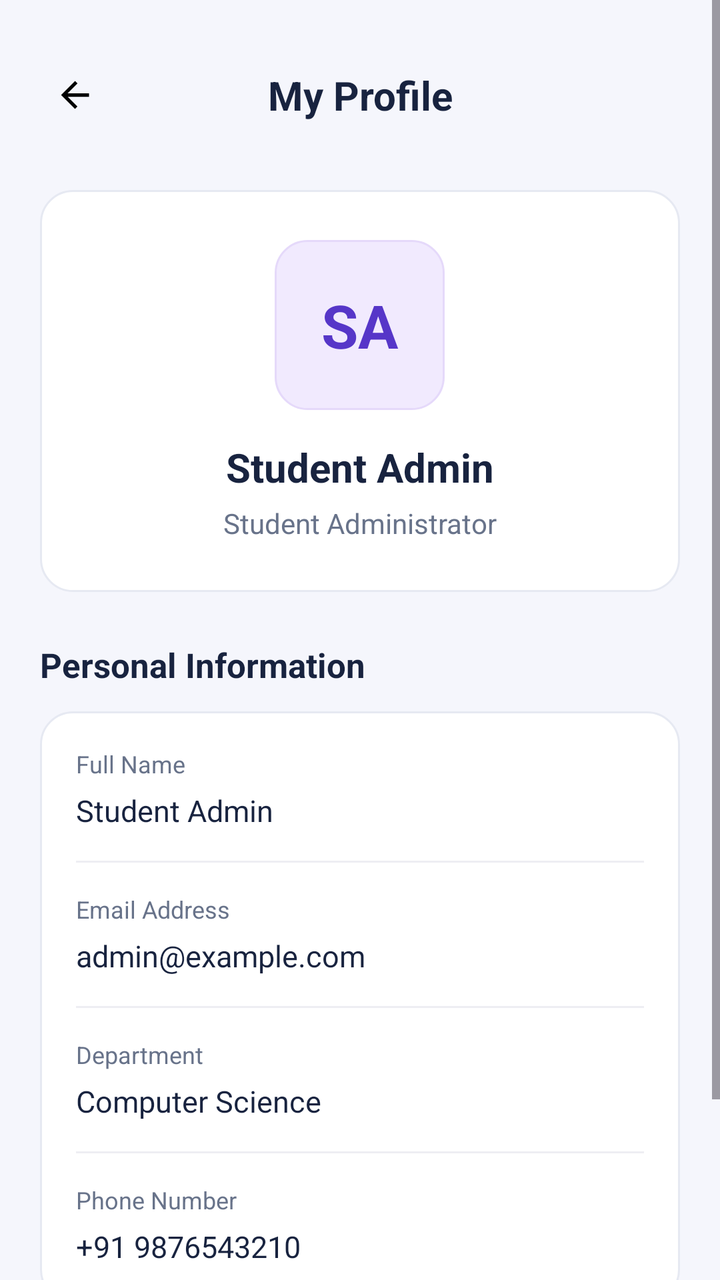
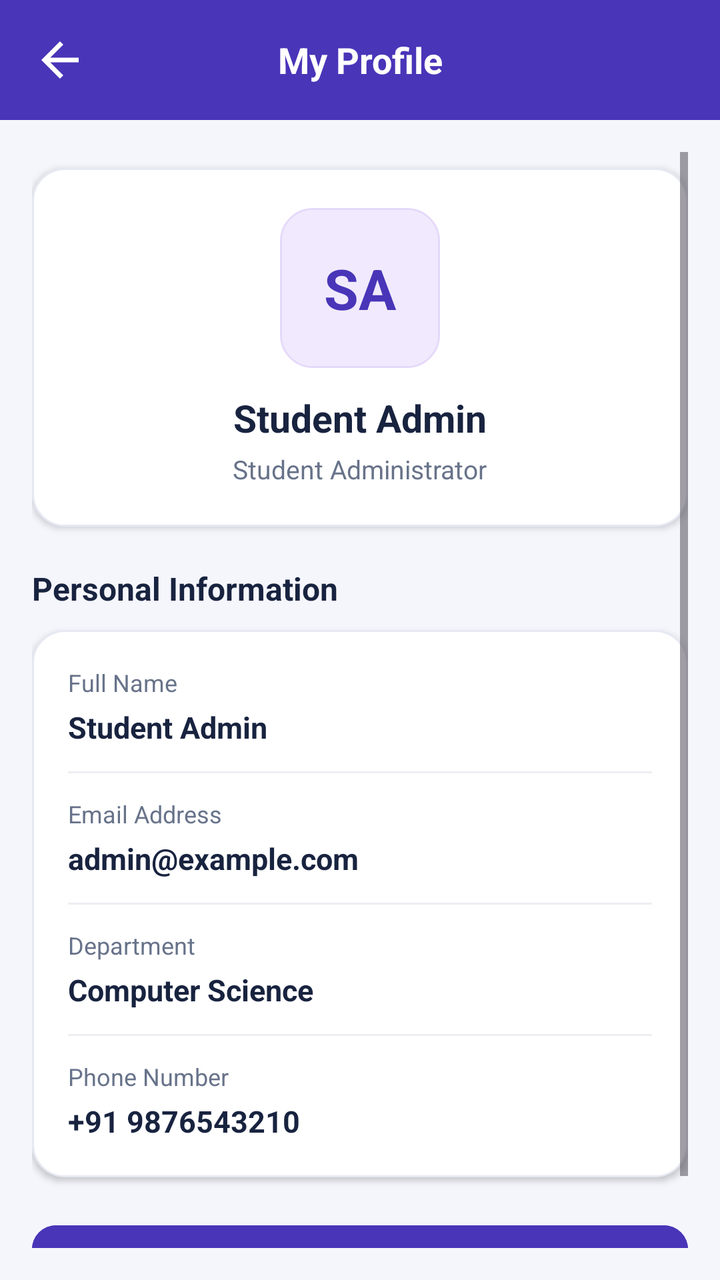

The first picture is an Android layout as it rendered before a commit; the second is the same layout after the commit. The layout source and the unified diff follow.
<!-- AndroidManifest.xml: application theme Theme.TrackPoint -->
<!-- res/layout/activity_my_profile.xml -->
<?xml version="1.0" encoding="utf-8"?>
<ScrollView xmlns:android="http://schemas.android.com/apk/res/android"
    android:layout_width="match_parent"
    android:layout_height="match_parent"
    android:background="#F5F6FC"
    android:fillViewport="true">

    <LinearLayout
        android:layout_width="match_parent"
        android:layout_height="wrap_content"
        android:orientation="vertical"
        android:padding="20dp">

        
        <LinearLayout
            android:layout_width="match_parent"
            android:layout_height="55dp"
            android:gravity="center_vertical"
            android:orientation="horizontal">

            <ImageView
                android:id="@+id/btnBack"
                android:layout_width="35dp"
                android:layout_height="35dp"
                android:padding="7dp"
                android:src="@drawable/back_symbol"
                android:contentDescription="Back"/>

            <TextView
                android:layout_width="0dp"
                android:layout_height="wrap_content"
                android:layout_weight="1"
                android:gravity="center"
                android:text="My Profile"
                android:textColor="#18233F"
                android:textSize="20sp"
                android:textStyle="bold"/>

            <View
                android:layout_width="35dp"
                android:layout_height="35dp"/>
        </LinearLayout>

        
        <LinearLayout
            android:layout_width="match_parent"
            android:layout_height="wrap_content"
            android:layout_marginTop="20dp"
            android:background="@drawable/action_card"
            android:gravity="center"
            android:orientation="vertical"
            android:padding="25dp">

            <TextView
                android:layout_width="85dp"
                android:layout_height="85dp"
                android:background="@drawable/card_purple"
                android:gravity="center"
                android:text="SA"
                android:textColor="#5636C8"
                android:textSize="30sp"
                android:textStyle="bold"/>

            <TextView
                android:id="@+id/tvAdminName"
                android:layout_width="wrap_content"
                android:layout_height="wrap_content"
                android:layout_marginTop="15dp"
                android:text="Student Admin"
                android:textColor="#18233F"
                android:textSize="20sp"
                android:textStyle="bold"/>

            <TextView
                android:layout_width="wrap_content"
                android:layout_height="wrap_content"
                android:layout_marginTop="5dp"
                android:text="Student Administrator"
                android:textColor="#68738A"
                android:textSize="14sp"/>
        </LinearLayout>

        
        <TextView
            android:layout_width="wrap_content"
            android:layout_height="wrap_content"
            android:layout_marginTop="25dp"
            android:layout_marginBottom="12dp"
            android:text="Personal Information"
            android:textColor="#18233F"
            android:textSize="17sp"
            android:textStyle="bold"/>

        <LinearLayout
            android:layout_width="match_parent"
            android:layout_height="wrap_content"
            android:background="@drawable/action_card"
            android:orientation="vertical"
            android:padding="18dp">

            <TextView
                android:text="Full Name"
                android:textColor="#68738A"
                android:textSize="12sp"
                android:layout_width="wrap_content"
                android:layout_height="wrap_content"/>

            <TextView
                android:id="@+id/tvProfileName"
                android:text="Student Admin"
                android:textColor="#18233F"
                android:textSize="15sp"
                android:layout_marginTop="5dp"
                android:layout_width="match_parent"
                android:layout_height="wrap_content"/>

            <View
                android:layout_width="match_parent"
                android:layout_height="1dp"
                android:layout_marginVertical="15dp"
                android:background="#EEEEF3"/>

            <TextView
                android:text="Email Address"
                android:textColor="#68738A"
                android:textSize="12sp"
                android:layout_width="wrap_content"
                android:layout_height="wrap_content"/>

            <TextView
                android:id="@+id/tvProfileEmail"
                android:text="admin@example.com"
                android:textColor="#18233F"
                android:textSize="15sp"
                android:layout_marginTop="5dp"
                android:layout_width="match_parent"
                android:layout_height="wrap_content"/>

            <View
                android:layout_width="match_parent"
                android:layout_height="1dp"
                android:layout_marginVertical="15dp"
                android:background="#EEEEF3"/>

            <TextView
                android:text="Department"
                android:textColor="#68738A"
                android:textSize="12sp"
                android:layout_width="wrap_content"
                android:layout_height="wrap_content"/>

            <TextView
                android:id="@+id/tvProfileDepartment"
                android:text="Computer Science"
                android:textColor="#18233F"
                android:textSize="15sp"
                android:layout_marginTop="5dp"
                android:layout_width="match_parent"
                android:layout_height="wrap_content"/>

            <View
                android:layout_width="match_parent"
                android:layout_height="1dp"
                android:layout_marginVertical="15dp"
                android:background="#EEEEF3"/>

            <TextView
                android:text="Phone Number"
                android:textColor="#68738A"
                android:textSize="12sp"
                android:layout_width="wrap_content"
                android:layout_height="wrap_content"/>

            <TextView
                android:id="@+id/tvProfilePhone"
                android:text="+91 9876543210"
                android:textColor="#18233F"
                android:textSize="15sp"
                android:layout_marginTop="5dp"
                android:layout_width="match_parent"
                android:layout_height="wrap_content"/>

        </LinearLayout>

        <Button
            android:id="@+id/btnEditProfile"
            android:layout_width="match_parent"
            android:layout_height="52dp"
            android:layout_marginTop="22dp"
            android:backgroundTint="#5636C8"
            android:text="Edit Profile"
            android:textAllCaps="false"
            android:textColor="#FFFFFF"/>

    </LinearLayout>
</ScrollView>
<!-- resources referenced by this layout -->
<resources>
  <!-- drawable action_card (drawable) -->
  <shape xmlns:android="http://schemas.android.com/apk/res/android">
      <solid android:color="#FFFFFF"/>
      <stroke android:width="1dp" android:color="#E6E9F2"/>
      <corners android:radius="16dp"/>
  </shape>
  <!-- drawable back_symbol (drawable) -->
  <vector xmlns:android="http://schemas.android.com/apk/res/android" android:autoMirrored="true" android:height="24dp" android:tint="#000000" android:viewportHeight="24" android:viewportWidth="24" android:width="24dp">
        
      <path android:fillColor="@android:color/white" android:pathData="M20,11H7.83l5.59,-5.59L12,4l-8,8 8,8 1.41,-1.41L7.83,13H20v-2z"/>
      
  </vector>
  <!-- drawable card_purple (drawable) -->
  <shape xmlns:android="http://schemas.android.com/apk/res/android">
      <solid android:color="#F1EAFE"/>
      <stroke android:width="1dp" android:color="#E5D9FA"/>
      <corners android:radius="16dp"/>
  </shape>
  <style name="Theme.TrackPoint" parent="Base.Theme.TrackPoint" />
  <style name="Base.Theme.TrackPoint" parent="Theme.Material3.DayNight.NoActionBar">
          
          
      </style>
</resources>

<!-- the commit's change to res/layout/activity_my_profile.xml (unified diff, before → after) -->
@@ -1,196 +1,225 @@
 <?xml version="1.0" encoding="utf-8"?>
-<ScrollView xmlns:android="http://schemas.android.com/apk/res/android"
+<androidx.constraintlayout.widget.ConstraintLayout
+    xmlns:android="http://schemas.android.com/apk/res/android"
+    xmlns:app="http://schemas.android.com/apk/res-auto"
     android:layout_width="match_parent"
     android:layout_height="match_parent"
-    android:background="#F5F6FC"
-    android:fillViewport="true">
-
+    android:background="#4935B8"
+    android:fitsSystemWindows="true">
+
+    
     <LinearLayout
+        android:id="@+id/header"
         android:layout_width="match_parent"
-        android:layout_height="wrap_content"
-        android:orientation="vertical"
-        android:padding="20dp">
-
-        
-        <LinearLayout
-            android:layout_width="match_parent"
-            android:layout_height="55dp"
-            android:gravity="center_vertical"
-            android:orientation="horizontal">
-
-            <ImageView
-                android:id="@+id/btnBack"
-                android:layout_width="35dp"
-                android:layout_height="35dp"
-                android:padding="7dp"
-                android:src="@drawable/back_symbol"
-                android:contentDescription="Back"/>
-
-            <TextView
-                android:layout_width="0dp"
-                android:layout_height="wrap_content"
-                android:layout_weight="1"
-                android:gravity="center"
-                android:text="My Profile"
-                android:textColor="#18233F"
-                android:textSize="20sp"
-                android:textStyle="bold"/>
-
-            <View
-                android:layout_width="35dp"
-                android:layout_height="35dp"/>
-        </LinearLayout>
-
-        
+        android:layout_height="60dp"
+        android:orientation="horizontal"
+        android:gravity="center_vertical"
+        android:paddingStart="16dp"
+        android:paddingEnd="16dp"
+        android:background="#4935B8"
+        app:layout_constraintTop_toTopOf="parent">
+
+        <ImageView
+            android:id="@+id/btnBack"
+            android:layout_width="28dp"
+            android:layout_height="28dp"
+            android:src="@drawable/back_symbol"
+            app:tint="#FFFFFF"
+            android:contentDescription="Back"/>
+
+        <TextView
+            android:layout_width="0dp"
+            android:layout_height="wrap_content"
+            android:layout_weight="1"
+            android:text="My Profile"
+            android:textColor="#FFFFFF"
+            android:textSize="18sp"
+            android:textStyle="bold"
+            android:gravity="center"/>
+
+        <View
+            android:layout_width="28dp"
+            android:layout_height="28dp"/>
+
+    </LinearLayout>
+
+    
+    <ScrollView
+        android:layout_width="match_parent"
+        android:layout_height="0dp"
+        android:fillViewport="true"
+        android:padding="16dp"
+        android:background="#F5F6FC"
+        app:layout_constraintTop_toBottomOf="@id/header"
+        app:layout_constraintBottom_toBottomOf="parent">
+
         <LinearLayout
             android:layout_width="match_parent"
             android:layout_height="wrap_content"
-            android:layout_marginTop="20dp"
-            android:background="@drawable/action_card"
-            android:gravity="center"
-            android:orientation="vertical"
-            android:padding="25dp">
-
-            <TextView
-                android:layout_width="85dp"
-                android:layout_height="85dp"
-                android:background="@drawable/card_purple"
+            android:orientation="vertical">
+
+            
+            <LinearLayout
+                android:layout_width="match_parent"
+                android:layout_height="wrap_content"
+                android:layout_marginTop="8dp"
+                android:background="@drawable/action_card"
                 android:gravity="center"
-                android:text="SA"
-                android:textColor="#5636C8"
-                android:textSize="30sp"
-                android:textStyle="bold"/>
-
-            <TextView
-                android:id="@+id/tvAdminName"
-                android:layout_width="wrap_content"
-                android:layout_height="wrap_content"
-                android:layout_marginTop="15dp"
-                android:text="Student Admin"
-                android:textColor="#18233F"
-                android:textSize="20sp"
-                android:textStyle="bold"/>
-
+                android:orientation="vertical"
+                android:padding="20dp"
+                android:elevation="2dp">
+
+                <TextView
+                    android:layout_width="80dp"
+                    android:layout_height="80dp"
+                    android:background="@drawable/card_purple"
+                    android:gravity="center"
+                    android:text="SA"
+                    android:textColor="#4935B8"
+                    android:textSize="28sp"
+                    android:textStyle="bold"/>
+
+                <TextView
+                    android:id="@+id/tvAdminName"
+                    android:layout_width="wrap_content"
+                    android:layout_height="wrap_content"
+                    android:layout_marginTop="12dp"
+                    android:text="Student Admin"
+                    android:textColor="#18233F"
+                    android:textSize="19sp"
+                    android:textStyle="bold"/>
+
+                <TextView
+                    android:layout_width="wrap_content"
+                    android:layout_height="wrap_content"
+                    android:layout_marginTop="4dp"
+                    android:text="Student Administrator"
+                    android:textColor="#68738A"
+                    android:textSize="13sp"/>
+            </LinearLayout>
+
+            
             <TextView
                 android:layout_width="wrap_content"
                 android:layout_height="wrap_content"
-                android:layout_marginTop="5dp"
-                android:text="Student Administrator"
-                android:textColor="#68738A"
-                android:textSize="14sp"/>
+                android:layout_marginTop="20dp"
+                android:layout_marginBottom="10dp"
+                android:text="Personal Information"
+                android:textColor="#18233F"
+                android:textSize="16sp"
+                android:textStyle="bold"/>
+
+            <LinearLayout
+                android:layout_width="match_parent"
+                android:layout_height="wrap_content"
+                android:background="@drawable/action_card"
+                android:orientation="vertical"
+                android:padding="18dp"
+                android:elevation="2dp">
+
+                <TextView
+                    android:text="Full Name"
+                    android:textColor="#68738A"
+                    android:textSize="12sp"
+                    android:layout_width="wrap_content"
+                    android:layout_height="wrap_content"/>
+
+                <TextView
+                    android:id="@+id/tvProfileName"
+                    android:text="Student Admin"
+                    android:textColor="#18233F"
+                    android:textSize="15sp"
+                    android:textStyle="bold"
+                    android:layout_marginTop="4dp"
+                    android:layout_width="match_parent"
+                    android:layout_height="wrap_content"/>
+
+                <View
+                    android:layout_width="match_parent"
+                    android:layout_height="1dp"
+                    android:layout_marginVertical="12dp"
+                    android:background="#EEEEF3"/>
+
+                <TextView
+                    android:text="Email Address"
+                    android:textColor="#68738A"
+                    android:textSize="12sp"
+                    android:layout_width="wrap_content"
+                    android:layout_height="wrap_content"/>
+
+                <TextView
+                    android:id="@+id/tvProfileEmail"
+                    android:text="admin@example.com"
+                    android:textColor="#18233F"
+                    android:textSize="15sp"
+                    android:textStyle="bold"
+                    android:layout_marginTop="4dp"
+                    android:layout_width="match_parent"
+                    android:layout_height="wrap_content"/>
+
+                <View
+                    android:layout_width="match_parent"
+                    android:layout_height="1dp"
+                    android:layout_marginVertical="12dp"
+                    android:background="#EEEEF3"/>
+
+                <TextView
+                    android:text="Department"
+                    android:textColor="#68738A"
+                    android:textSize="12sp"
+                    android:layout_width="wrap_content"
+                    android:layout_height="wrap_content"/>
+
+                <TextView
+                    android:id="@+id/tvProfileDepartment"
+                    android:text="Computer Science"
+                    android:textColor="#18233F"
+                    android:textSize="15sp"
+                    android:textStyle="bold"
+                    android:layout_marginTop="4dp"
+                    android:layout_width="match_parent"
+                    android:layout_height="wrap_content"/>
+
+                <View
+                    android:layout_width="match_parent"
+                    android:layout_height="1dp"
+                    android:layout_marginVertical="12dp"
+                    android:background="#EEEEF3"/>
+
+                <TextView
+                    android:text="Phone Number"
+                    android:textColor="#68738A"
+                    android:textSize="12sp"
+                    android:layout_width="wrap_content"
+                    android:layout_height="wrap_content"/>
+
+                <TextView
+                    android:id="@+id/tvProfilePhone"
+                    android:text="+91 9876543210"
+                    android:textColor="#18233F"
+                    android:textSize="15sp"
+                    android:textStyle="bold"
+                    android:layout_marginTop="4dp"
+                    android:layout_width="match_parent"
+                    android:layout_height="wrap_content"/>
+
+            </LinearLayout>
+
+            <Button
+                android:id="@+id/btnEditProfile"
+                android:layout_width="match_parent"
+                android:layout_height="52dp"
+                android:layout_marginTop="20dp"
+                android:layout_marginBottom="20dp"
+                android:backgroundTint="#4935B8"
+                android:text="Edit Profile"
+                android:textAllCaps="false"
+                android:textColor="#FFFFFF"
+                android:textSize="15sp"
+                android:textStyle="bold"
+                app:cornerRadius="12dp"/>
+
         </LinearLayout>
-
-        
-        <TextView
-            android:layout_width="wrap_content"
-            android:layout_height="wrap_content"
-            android:layout_marginTop="25dp"
-            android:layout_marginBottom="12dp"
-            android:text="Personal Information"
-            android:textColor="#18233F"
-            android:textSize="17sp"
-            android:textStyle="bold"/>
-
-        <LinearLayout
-            android:layout_width="match_parent"
-            android:layout_height="wrap_content"
-            android:background="@drawable/action_card"
-            android:orientation="vertical"
-            android:padding="18dp">
-
-            <TextView
-                android:text="Full Name"
-                android:textColor="#68738A"
-                android:textSize="12sp"
-                android:layout_width="wrap_content"
-                android:layout_height="wrap_content"/>
-
-            <TextView
-                android:id="@+id/tvProfileName"
-                android:text="Student Admin"
-                android:textColor="#18233F"
-                android:textSize="15sp"
-                android:layout_marginTop="5dp"
-                android:layout_width="match_parent"
-                android:layout_height="wrap_content"/>
-
-            <View
-                android:layout_width="match_parent"
-                android:layout_height="1dp"
-                android:layout_marginVertical="15dp"
-                android:background="#EEEEF3"/>
-
-            <TextView
-                android:text="Email Address"
-                android:textColor="#68738A"
-                android:textSize="12sp"
-                android:layout_width="wrap_content"
-                android:layout_height="wrap_content"/>
-
-            <TextView
-                android:id="@+id/tvProfileEmail"
-                android:text="admin@example.com"
-                android:textColor="#18233F"
-                android:textSize="15sp"
-                android:layout_marginTop="5dp"
-                android:layout_width="match_parent"
-                android:layout_height="wrap_content"/>
-
-            <View
-                android:layout_width="match_parent"
-                android:layout_height="1dp"
-                android:layout_marginVertical="15dp"
-                android:background="#EEEEF3"/>
-
-            <TextView
-                android:text="Department"
-                android:textColor="#68738A"
-                android:textSize="12sp"
-                android:layout_width="wrap_content"
-                android:layout_height="wrap_content"/>
-
-            <TextView
-                android:id="@+id/tvProfileDepartment"
-                android:text="Computer Science"
-                android:textColor="#18233F"
-                android:textSize="15sp"
-                android:layout_marginTop="5dp"
-                android:layout_width="match_parent"
-                android:layout_height="wrap_content"/>
-
-            <View
-                android:layout_width="match_parent"
-                android:layout_height="1dp"
-                android:layout_marginVertical="15dp"
-                android:background="#EEEEF3"/>
-
-            <TextView
-                android:text="Phone Number"
-                android:textColor="#68738A"
-                android:textSize="12sp"
-                android:layout_width="wrap_content"
-                android:layout_height="wrap_content"/>
-
-            <TextView
-                android:id="@+id/tvProfilePhone"
-                android:text="+91 9876543210"
-                android:textColor="#18233F"
-                android:textSize="15sp"
-                android:layout_marginTop="5dp"
-                android:layout_width="match_parent"
-                android:layout_height="wrap_content"/>
-
-        </LinearLayout>
-
-        <Button
-            android:id="@+id/btnEditProfile"
-            android:layout_width="match_parent"
-            android:layout_height="52dp"
-            android:layout_marginTop="22dp"
-            android:backgroundTint="#5636C8"
-            android:text="Edit Profile"
-            android:textAllCaps="false"
-            android:textColor="#FFFFFF"/>
-
-    </LinearLayout>
-</ScrollView>
+    </ScrollView>
+
+</androidx.constraintlayout.widget.ConstraintLayout>
